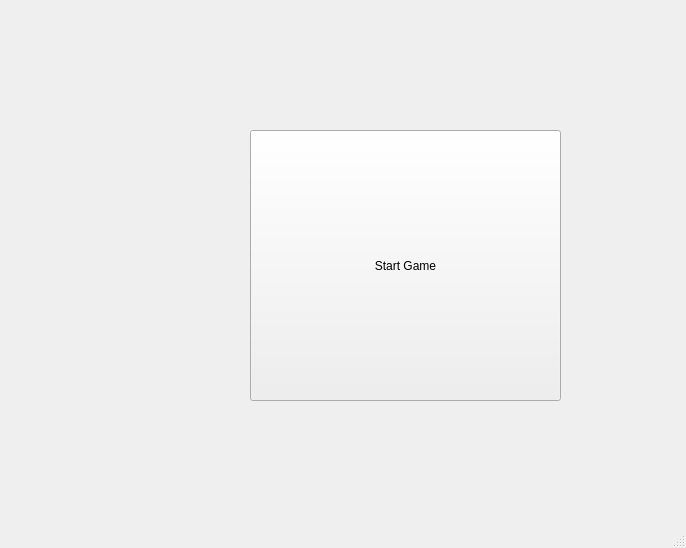
This is Client/mainwindow.ui in Code-team-open-source/Code-team as Qt 5 draws it before an edit. The edited form follows.
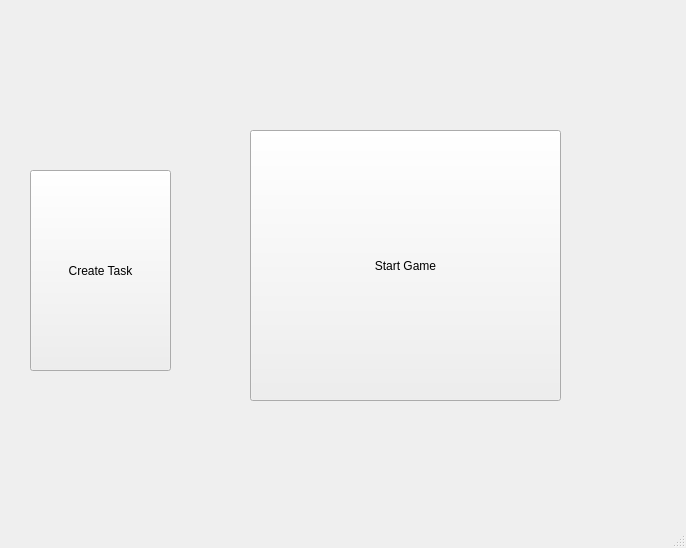
This is the edited form.

Commit message: add task's creator (DEMO)

The edit to the form file:
```diff
--- a/Client/mainwindow.ui
+++ b/Client/mainwindow.ui
@@ -30,6 +30,19 @@
      <string>Start Game</string>
     </property>
    </widget>
+   <widget class="QPushButton" name="pushButton_2">
+    <property name="geometry">
+     <rect>
+      <x>30</x>
+      <y>170</y>
+      <width>141</width>
+      <height>201</height>
+     </rect>
+    </property>
+    <property name="text">
+     <string>Create Task</string>
+    </property>
+   </widget>
   </widget>
   <widget class="QMenuBar" name="menubar">
    <property name="geometry">
```
Left out of the diff: 2 changed lines with no effect on the pictures. The commit also changes 6 other files.
